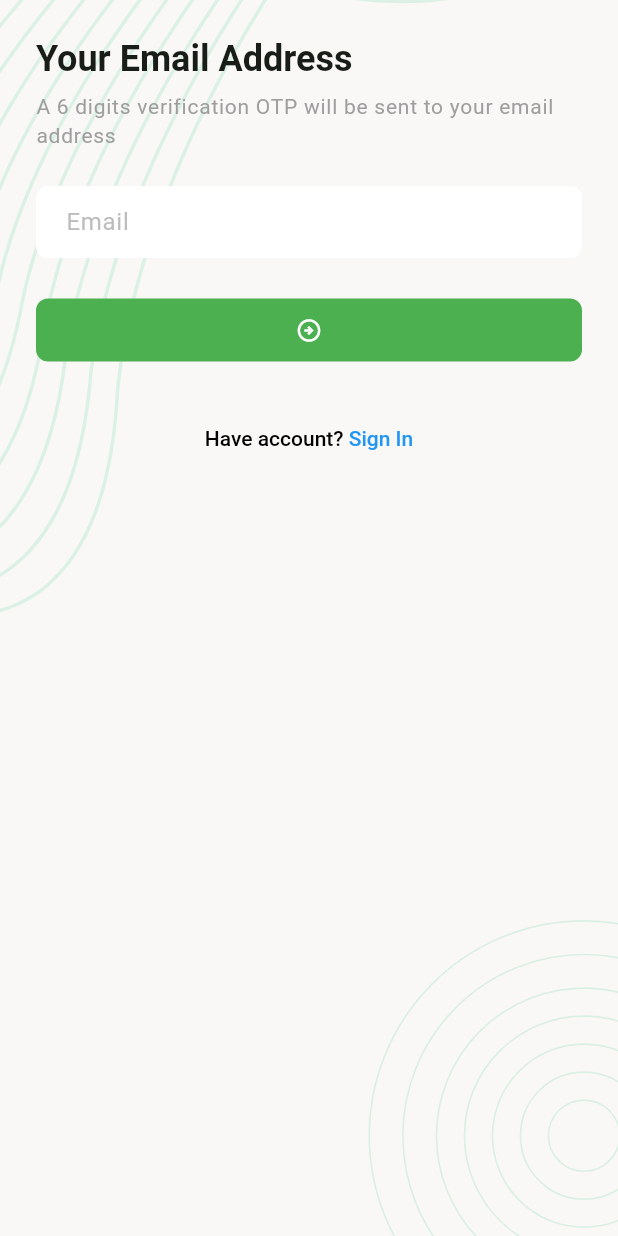
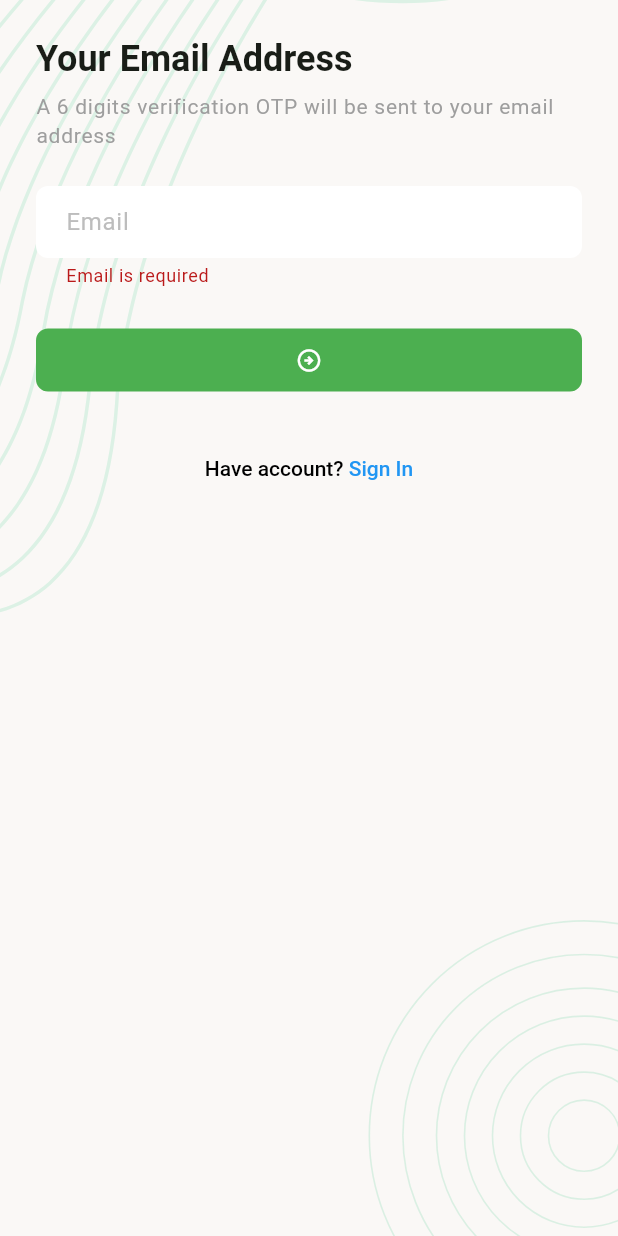
Before and after one commit to SaidurRahman1004/Task-Manager, a Flutter app: the ForgotPasswordEmailScreen screen opened by its route, after a tap on the "arrow circle right" icon, on a phone screen of 412 x 824 dp. Run offline on Flutter 3.47's test engine with Material 3 defaults, Android fonts, the phone set to English and light mode, and no system bars; our stand-ins replace email_validator, flutter_svg, image_picker, pin_code_fields, shared_preferences; accounts and stored records are empty.

Commit message:
forget pass screen

```diff
--- a/lib/UI/screens/forgot_password_email_screen.dart
+++ b/lib/UI/screens/forgot_password_email_screen.dart
@@ -1,9 +1,13 @@
 import 'package:flutter/gestures.dart';
 import 'package:flutter/material.dart';
 import 'package:task_manager_app/UI/widgets/background_screen.dart';
+import 'package:task_manager_app/UI/widgets/circular_progress.dart';
+import 'package:task_manager_app/data/service/network_caller.dart';
 import '../../app.dart';
 
+import '../../data/utils/urls.dart';
 import '../utils/asset_paths.dart';
+import '../widgets/snack_bar_message.dart';
 
 class ForgotPasswordEmailScreen extends StatefulWidget {
   const ForgotPasswordEmailScreen({super.key});
@@ -14,25 +18,53 @@ class ForgotPasswordEmailScreen extends StatefulWidget {
 }
 
 class _ForgotPasswordEmailScreenState extends State<ForgotPasswordEmailScreen> {
+  final TextEditingController _emailcontroller = TextEditingController();
+  final GlobalKey<FormState> _formkey = GlobalKey<FormState>();
+  bool _inProgressLoading = false;
+
   @override
   Widget build(BuildContext context) {
     final txtThemeData = Theme.of(context).textTheme;
     return Scaffold(
       body: ScreenBackground(
+        child: SingleChildScrollView(
           child: Padding(
             padding: EdgeInsets.all(24),
+            child: Form(
+              key: _formkey,
               child: Column(
                 crossAxisAlignment: CrossAxisAlignment.start,
                 spacing: 8,
                 children: [
                   Text('Your Email Address', style: txtThemeData.titleLarge),
-              Text('A 6 digits verification OTP will be sent to your email address', style: txtThemeData.labelMedium),
+                  Text(
+                    'A 6 digits verification OTP will be sent to your email address',
+                    style: txtThemeData.labelMedium,
+                  ),
                   SizedBox(height: 8),
-              TextFormField(decoration: InputDecoration(hintText: 'Email')),
+                  TextFormField(
+                    decoration: InputDecoration(hintText: 'Email'),
+                    controller: _emailcontroller,
+                    keyboardType: TextInputType.emailAddress,
+                    validator: (value) {
+                      if (value == null || value.trim().isEmpty) {
+                        return 'Email is required';
+                      }
+                      final emailReg = RegExp(r'^[\w\.\-]+@[\w\.\-]+\.\w{2,}$');
+                      if (!emailReg.hasMatch(value.trim())) {
+                        return 'Enter a valid email';
+                      }
+                      return null;
+                    },
+                  ),
                   SizedBox(height: 8),
-              FilledButton(
-                onPressed: _onSignIn,
+                  Visibility(
+                    visible: _inProgressLoading == false,
+                    replacement: CenteredCircularProgress(),
+                    child: FilledButton(
+                      onPressed: _onSentOtp,
                       child: Icon(Icons.arrow_circle_right_outlined),
+                    ),
                   ),
                   SizedBox(height: 24),
                   Center(
@@ -63,14 +95,37 @@ class _ForgotPasswordEmailScreenState extends State<ForgotPasswordEmailScreen> {
               ),
             ),
           ),
+        ),
+      ),
     );
   }
 
   //login Button
-  void _onSignIn() {}
+  Future<void> _onSentOtp() async {
+    if (!_formkey.currentState!.validate()) return;
+    final email = _emailcontroller.text.trim();
+
+    setState(() {
+      _inProgressLoading = true;
+    });
+
+    final NetworkResponse response = await Networkcaller.getRequest(
+      Urls.recoverVerifyEmailUrl(email),
+    );
+
+    setState(() {
+      _inProgressLoading = false;
+    });
+
+    if(response.isSuuccess){
+      showSnackBarMessage(context, 'OTP sent successfully');
+      Navigator.pushNamed(context, '/otp', arguments: {'email': email});
+    }else{
+      showSnackBarMessage(context, response.errorMassage ?? 'Failed to send OTP');
+    }
+  }
 
   //forgot password
-  void _onForgotPassword() {}
 
   void _onSignInPage() {
     Navigator.pushNamed(context, '/login');
--- a/lib/UI/screens/update_profile_screen.dart
+++ b/lib/UI/screens/update_profile_screen.dart
@@ -73,7 +73,7 @@ class _UpdateProfileScreenState extends State<UpdateProfileScreen> {
                   ),
                   SizedBox(height: 8),
                   PhotoPickerWidget(onPressed: () {
-                    _pickImage();
+                     _pickImage();
                   }),
 
                   ///import '../widgets/photo_picker.dart';
--- a/lib/data/utils/urls.dart
+++ b/lib/data/utils/urls.dart
@@ -3,10 +3,18 @@ class Urls {
   static const String registerEndpoint = '$_baseUrl/Registration';
   static const String loginEndpoint = '$_baseUrl/Login';
   static const String createNewTaskUrl = '$_baseUrl/createTask';
-  static const String updateProfileUrl  = '$_baseUrl/ProfileUpdate';
+  static const String updateProfileUrl = '$_baseUrl/ProfileUpdate';
   static const String newTaskUrl = '$_baseUrl/listTaskByStatus/New';
   static const String progressTasksUrl = '$_baseUrl/listTaskByStatus/Progress';
   static const String cancleTasksUrl = '$_baseUrl/listTaskByStatus/Cancelled';
+  ///RecoverResetPassword email,otp,pass bdy
+  static const String recoverResetPasswordUrl = '$_baseUrl/RecoverResetPassword';
+//Recovary Email Veryfy
+  static String recoverVerifyEmailUrl (String email) => '$_baseUrl/RecoverVerifyEmail/$email';
+//Function For otp veryfy
+  static String recoverVerifyOtpUrl (String email,otp) => '$_baseUrl/RecoverVerifyOtp/$email/$otp';
+
+
   static const String completedTasksUrl =
       '$_baseUrl/listTaskByStatus/Completed';
   static const String takCountUrl = '$_baseUrl/taskStatusCount';
```
Lines whose indentation alone changed are shown as unchanged.
